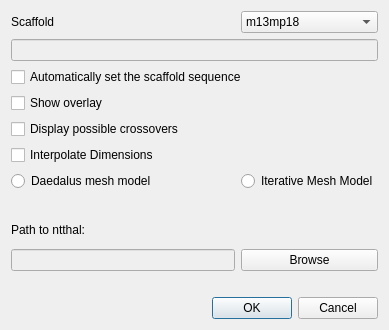
Qt form AdenitaCoreSE/form/SEAdenitaCoreSettings.ui (1A-OneAngstrom/Adenita) before a commit.
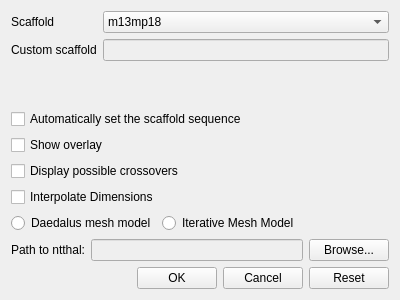
The same form after that commit.

The edit to the form file:
```diff
--- a/AdenitaCoreSE/form/SEAdenitaCoreSettings.ui
+++ b/AdenitaCoreSE/form/SEAdenitaCoreSettings.ui
@@ -6,8 +6,8 @@
    <rect>
     <x>0</x>
     <y>0</y>
-    <width>389</width>
-    <height>330</height>
+    <width>400</width>
+    <height>300</height>
    </rect>
   </property>
   <property name="sizePolicy">
@@ -16,6 +16,12 @@
     <verstretch>0</verstretch>
    </sizepolicy>
   </property>
+  <property name="minimumSize">
+   <size>
+    <width>400</width>
+    <height>300</height>
+   </size>
+  </property>
   <property name="focusPolicy">
    <enum>Qt::ClickFocus</enum>
   </property>
@@ -24,11 +30,15 @@
   </property>
   <layout class="QVBoxLayout" name="verticalLayout">
    <item>
-    <layout class="QGridLayout" name="gridLayout">
-     <property name="sizeConstraint">
-      <enum>QLayout::SetNoConstraint</enum>
-     </property>
-     <item row="0" column="1" colspan="2">
+    <layout class="QFormLayout" name="formLayout">
+     <item row="0" column="0">
+      <widget class="QLabel" name="label">
+       <property name="text">
+        <string>Scaffold</string>
+       </property>
+      </widget>
+     </item>
+     <item row="0" column="1">
       <widget class="QComboBox" name="cmbScaffold">
        <item>
         <property name="text">
@@ -47,105 +57,14 @@
        </item>
       </widget>
      </item>
-     <item row="10" column="1" colspan="2">
-      <widget class="QPushButton" name="btnSetPathNtthal">
+     <item row="1" column="0">
+      <widget class="QLabel" name="label_2">
        <property name="text">
-        <string>Browse</string>
+        <string>Custom scaffold</string>
        </property>
       </widget>
      </item>
-     <item row="6" column="0" colspan="3">
-      <widget class="QCheckBox" name="chkInterpolateDim">
-       <property name="text">
-        <string>Interpolate Dimensions</string>
-       </property>
-       <property name="checked">
-        <bool>false</bool>
-       </property>
-      </widget>
-     </item>
-     <item row="3" column="0" colspan="3">
-      <widget class="QCheckBox" name="chkOverlay">
-       <property name="text">
-        <string>Show overlay</string>
-       </property>
-      </widget>
-     </item>
-     <item row="2" column="0" colspan="3">
-      <widget class="QCheckBox" name="chkAutoScaffold">
-       <property name="text">
-        <string>Automatically set the scaffold sequence</string>
-       </property>
-       <property name="checked">
-        <bool>false</bool>
-       </property>
-      </widget>
-     </item>
-     <item row="11" column="0" colspan="3">
-      <spacer name="horizontalSpacer_2">
-       <property name="orientation">
-        <enum>Qt::Horizontal</enum>
-       </property>
-       <property name="sizeHint" stdset="0">
-        <size>
-         <width>40</width>
-         <height>20</height>
-        </size>
-       </property>
-      </spacer>
-     </item>
-     <item row="10" column="0">
-      <widget class="QLineEdit" name="lineNtthal">
-       <property name="enabled">
-        <bool>false</bool>
-       </property>
-       <property name="readOnly">
-        <bool>false</bool>
-       </property>
-      </widget>
-     </item>
-     <item row="12" column="0" colspan="3">
-      <widget class="QDialogButtonBox" name="dialogButtons">
-       <property name="standardButtons">
-        <set>QDialogButtonBox::Cancel|QDialogButtonBox::Ok</set>
-       </property>
-      </widget>
-     </item>
-     <item row="4" column="0" colspan="3">
-      <widget class="QCheckBox" name="chkXODisplay">
-       <property name="text">
-        <string>Display possible crossovers</string>
-       </property>
-      </widget>
-     </item>
-     <item row="0" column="0">
-      <widget class="QLabel" name="label">
-       <property name="text">
-        <string>Scaffold</string>
-       </property>
-      </widget>
-     </item>
-     <item row="9" column="0" colspan="3">
-      <widget class="QLabel" name="label_3">
-       <property name="text">
-        <string>Path to ntthal:</string>
-       </property>
-      </widget>
-     </item>
-     <item row="8" column="0" colspan="3">
-      <spacer name="horizontalSpacer">
-       <property name="orientation">
-        <enum>Qt::Horizontal</enum>
-       </property>
-       <property name="sizeHint" stdset="0">
-        <size>
-         <width>40</width>
-         <height>20</height>
-        </size>
-       </property>
-      </spacer>
-     </item>
-     <item row="1" column="0" colspan="3">
+     <item row="1" column="1">
       <widget class="QLineEdit" name="lineCustomScaffold">
        <property name="enabled">
         <bool>false</bool>
@@ -155,20 +74,185 @@
        </property>
       </widget>
      </item>
-     <item row="7" column="0">
+    </layout>
+   </item>
+   <item>
+    <widget class="QCheckBox" name="chkAutoScaffold">
+     <property name="text">
+      <string>Automatically set the scaffold sequence</string>
+     </property>
+     <property name="checked">
+      <bool>false</bool>
+     </property>
+    </widget>
+   </item>
+   <item>
+    <widget class="QCheckBox" name="chkOverlay">
+     <property name="text">
+      <string>Show overlay</string>
+     </property>
+    </widget>
+   </item>
+   <item>
+    <widget class="QCheckBox" name="chkXODisplay">
+     <property name="text">
+      <string>Display possible crossovers</string>
+     </property>
+    </widget>
+   </item>
+   <item>
+    <widget class="QCheckBox" name="chkInterpolateDim">
+     <property name="text">
+      <string>Interpolate Dimensions</string>
+     </property>
+     <property name="checked">
+      <bool>false</bool>
+     </property>
+    </widget>
+   </item>
+   <item>
+    <layout class="QHBoxLayout" name="horizontalLayout_3">
+     <item>
       <widget class="QRadioButton" name="rdbDaedalushMesh">
        <property name="text">
         <string>Daedalus mesh model</string>
        </property>
       </widget>
      </item>
-     <item row="7" column="1" colspan="2">
+     <item>
       <widget class="QRadioButton" name="rdbIterativeMesh">
        <property name="text">
         <string>Iterative Mesh Model</string>
        </property>
       </widget>
      </item>
+     <item>
+      <spacer name="horizontalSpacer">
+       <property name="orientation">
+        <enum>Qt::Horizontal</enum>
+       </property>
+       <property name="sizeHint" stdset="0">
+        <size>
+         <width>40</width>
+         <height>20</height>
+        </size>
+       </property>
+      </spacer>
+     </item>
+    </layout>
+   </item>
+   <item>
+    <layout class="QHBoxLayout" name="horizontalLayout">
+     <item>
+      <widget class="QLabel" name="label_3">
+       <property name="text">
+        <string>Path to ntthal:</string>
+       </property>
+      </widget>
+     </item>
+     <item>
+      <widget class="QLineEdit" name="lineNtthal">
+       <property name="enabled">
+        <bool>false</bool>
+       </property>
+       <property name="readOnly">
+        <bool>false</bool>
+       </property>
+      </widget>
+     </item>
+     <item>
+      <widget class="QPushButton" name="pushButtonSetPathNtthal">
+       <property name="minimumSize">
+        <size>
+         <width>75</width>
+         <height>0</height>
+        </size>
+       </property>
+       <property name="maximumSize">
+        <size>
+         <width>100</width>
+         <height>16777215</height>
+        </size>
+       </property>
+       <property name="text">
+        <string>Browse...</string>
+       </property>
+      </widget>
+     </item>
+    </layout>
+   </item>
+   <item>
+    <layout class="QHBoxLayout" name="horizontalLayout_2">
+     <item>
+      <spacer name="horizontalSpacer_2">
+       <property name="orientation">
+        <enum>Qt::Horizontal</enum>
+       </property>
+       <property name="sizeHint" stdset="0">
+        <size>
+         <width>40</width>
+         <height>20</height>
+        </size>
+       </property>
+      </spacer>
+     </item>
+     <item>
+      <widget class="QPushButton" name="pushButtonOK">
+       <property name="minimumSize">
+        <size>
+         <width>75</width>
+         <height>0</height>
+        </size>
+       </property>
+       <property name="maximumSize">
+        <size>
+         <width>100</width>
+         <height>16777215</height>
+        </size>
+       </property>
+       <property name="text">
+        <string>OK</string>
+       </property>
+      </widget>
+     </item>
+     <item>
+      <widget class="QPushButton" name="pushButtonCancel">
+       <property name="minimumSize">
+        <size>
+         <width>75</width>
+         <height>0</height>
+        </size>
+       </property>
+       <property name="maximumSize">
+        <size>
+         <width>100</width>
+         <height>16777215</height>
+        </size>
+       </property>
+       <property name="text">
+        <string>Cancel</string>
+       </property>
+      </widget>
+     </item>
+     <item>
+      <widget class="QPushButton" name="pushButtonReset">
+       <property name="minimumSize">
+        <size>
+         <width>75</width>
+         <height>0</height>
+        </size>
+       </property>
+       <property name="maximumSize">
+        <size>
+         <width>100</width>
+         <height>16777215</height>
+        </size>
+       </property>
+       <property name="text">
+        <string>Reset</string>
+       </property>
+      </widget>
+     </item>
     </layout>
    </item>
   </layout>
```
Left out of the diff: 19 changed lines with no effect on the pictures.
